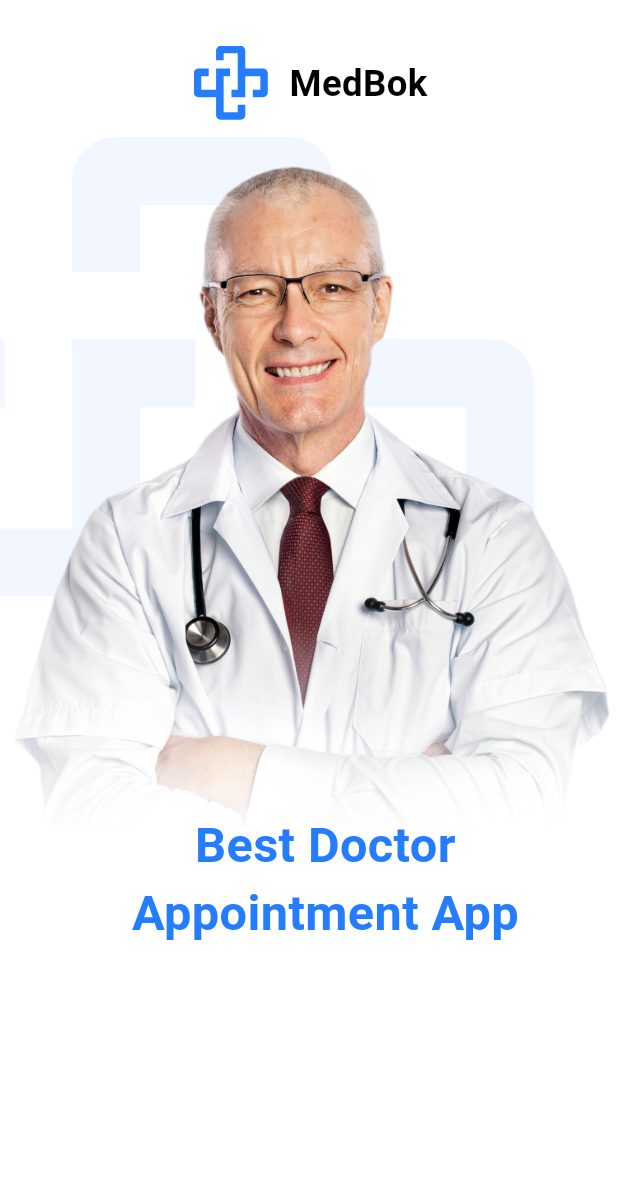
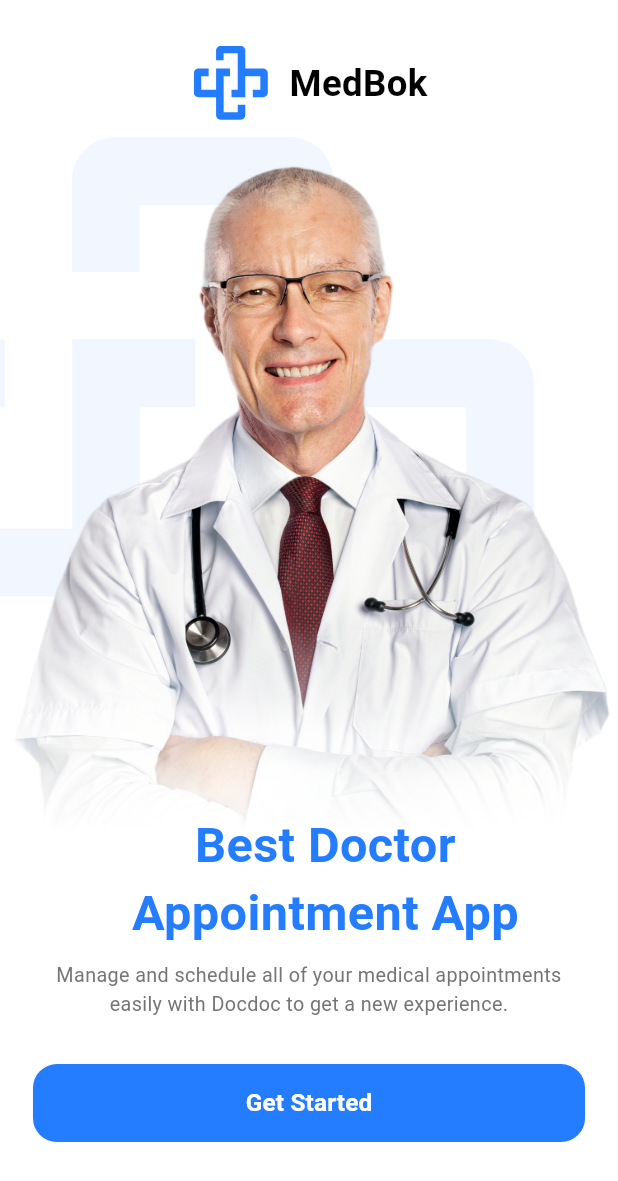
Before and after one commit to mahaabdulla/medc_app, a Flutter app: the screen it shows after launch, on a phone screen of 412 x 824 dp. Shown: the top 1181 px of the screen. Run offline on Flutter 3.47's test engine with Material 3 defaults, Android fonts, the phone set to English and light mode, and no system bars; our stand-ins replace flutter_screenutil, flutter_svg; Roboto replaces fonts that are missing (Poppins).

Commit message:
add get started  button

```diff
--- a/lib/core/theming/styles.dart
+++ b/lib/core/theming/styles.dart
@@ -14,10 +14,14 @@
     color: ColorsManager.mainBlue,
     fontWeight: FontWeight.bold,
   );
-
-  static TextStyle font20PrimaryBold(Color primaryColor) => TextStyle(
-    fontSize: 20.sp,
-    color: primaryColor,
-    fontWeight: FontWeight.bold,
+  static TextStyle font16WhiteSemiBokd = TextStyle(
+    fontSize: 16.sp,
+    color: Colors.white,
+    fontWeight: FontWeight.w700,
+  );
+  static TextStyle font13GeryReguler = TextStyle(
+    fontSize: 13.sp,
+    color: ColorsManager.gery,
+    fontWeight: FontWeight.normal,
   );
 }
--- a/lib/features/onboarding/onboarding_screen.dart
+++ b/lib/features/onboarding/onboarding_screen.dart
@@ -1,5 +1,7 @@
 import 'package:flutter/material.dart';
 import 'package:flutter_screenutil/flutter_screenutil.dart';
+import 'package:medbok/core/theming/styles.dart';
+import 'package:medbok/features/onboarding/widgets/get_started_button.dart';
 import 'package:medbok/features/onboarding/widgets/medbok_image_and_text.dart';
 import 'package:medbok/features/onboarding/widgets/medbok_logo_and_name.dart';
 
@@ -18,7 +20,22 @@
                 const MedbokLogoAndName(),
                 SizedBox(height: 10.h),
                 const MedbokImageAndText(),
-                //
+                SizedBox(height: 10.h),
+                Padding(
+                  padding: EdgeInsets.symmetric(horizontal: 20.w),
+                  child: Column(
+                    crossAxisAlignment: CrossAxisAlignment.center,
+                    children: [
+                      Text(
+                        textAlign: TextAlign.center,
+                        'Manage and schedule all of your medical appointments easily with Docdoc to get a new experience.',
+                        style: AppTextStyles.font13GeryReguler,
+                      ),
+                      SizedBox(height: 30.h),
+                      GetStartedButton(),
+                    ],
+                  ),
+                ),
               ],
             ),
           ),
--- /dev/null
+++ b/lib/features/onboarding/widgets/get_started_button.dart
@@ -0,0 +1,28 @@
+import 'package:flutter/material.dart';
+import 'package:medbok/core/theming/colors.dart';
+import 'package:medbok/core/theming/styles.dart';
+
+class GetStartedButton extends StatelessWidget {
+  const GetStartedButton({super.key});
+
+  @override
+  Widget build(BuildContext context) {
+    return TextButton(
+      style: ButtonStyle(
+        tapTargetSize: MaterialTapTargetSize.shrinkWrap,
+        backgroundColor: WidgetStateProperty.all(ColorsManager.mainBlue),
+        minimumSize: WidgetStateProperty.all(Size(double.infinity, 52)),
+        shape: WidgetStateProperty.all(
+          RoundedRectangleBorder(
+            borderRadius: BorderRadiusGeometry.circular(16),
+          ),
+        ),
+      ),
+
+      onPressed: () {
+        //TODO ON TAP LOGIC
+      },
+      child: Text('Get Started', style: AppTextStyles.font16WhiteSemiBokd),
+    );
+  }
+}
```
